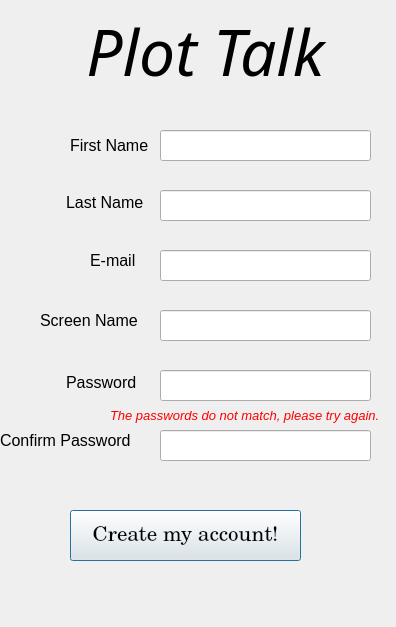
Qt form PlotTalk/Forms/createacctpage.ui (allanhaywood/CS441) before a commit.
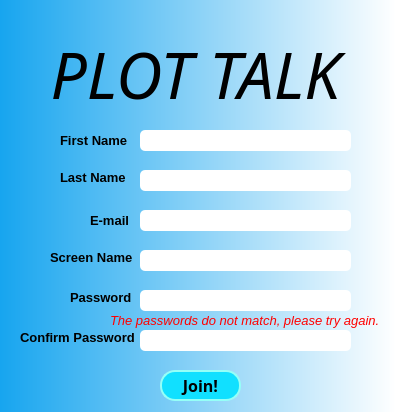
The same form after that commit.

Commit message: NOT-88 Edited GUI to go with blue theme. Added fonts for title and tagline.

```diff
--- a/PlotTalk/Forms/createacctpage.ui
+++ b/PlotTalk/Forms/createacctpage.ui
@@ -7,27 +7,66 @@
     <x>0</x>
     <y>0</y>
     <width>396</width>
-    <height>627</height>
+    <height>412</height>
    </rect>
   </property>
   <property name="cursor">
    <cursorShape>IBeamCursor</cursorShape>
   </property>
   <property name="windowTitle">
-   <string>Dialog</string>
+   <string>Plot Talk</string>
+  </property>
+  <property name="styleSheet">
+   <string notr="true">#CreateAcctPage {
+background: qlineargradient(spread:pad, x1:0, y1:0, x2:1, y2:0, stop:0 rgba(23, 165, 239, 255), stop:1 rgba(255, 255, 255, 255))
+}
+
+QPushButton {
+background-color: rgb(17, 224, 255);
+border-style: solid;
+border-width: 1.5px;
+border-radius: 15px;
+border-color: rgb(149, 255, 247);
+font-family: verdana;
+font: bold, 10px;
+color: black;
+padding: 0px;
+text-align: center;
+}
+
+QPushButton:hover {
+background-color: rgb(131, 229, 255)
+}
+
+QPlainTextEdit {
+background-color: white;
+border-color: rgb(149, 255, 247);
+border-radius: 5px;
+font-family: verdana;
+}
+
+QLineEdit {
+background-color: white;
+border-color: rgb(149, 255, 247);
+border-radius: 5px;
+font-family: verdana;
+}</string>
   </property>
   <widget class="QLabel" name="FirstNameLabel">
    <property name="geometry">
     <rect>
-     <x>70</x>
+     <x>60</x>
      <y>130</y>
-     <width>91</width>
-     <height>31</height>
+     <width>71</width>
+     <height>21</height>
     </rect>
    </property>
    <property name="font">
     <font>
-     <pointsize>12</pointsize>
+     <family>Tahoma</family>
+     <pointsize>10</pointsize>
+     <weight>75</weight>
+     <bold>true</bold>
     </font>
    </property>
    <property name="text">
@@ -37,15 +76,18 @@
   <widget class="QLabel" name="LastNameLabel">
    <property name="geometry">
     <rect>
-     <x>66</x>
-     <y>192</y>
-     <width>81</width>
-     <height>21</height>
+     <x>60</x>
+     <y>170</y>
+     <width>71</width>
+     <height>16</height>
     </rect>
    </property>
    <property name="font">
     <font>
-     <pointsize>12</pointsize>
+     <family>Tahoma</family>
+     <pointsize>10</pointsize>
+     <weight>75</weight>
+     <bold>true</bold>
     </font>
    </property>
    <property name="text">
@@ -55,15 +97,18 @@
   <widget class="QLabel" name="passwordLabel2">
    <property name="geometry">
     <rect>
-     <x>0</x>
-     <y>430</y>
+     <x>20</x>
+     <y>330</y>
      <width>131</width>
-     <height>21</height>
+     <height>16</height>
     </rect>
    </property>
    <property name="font">
     <font>
-     <pointsize>12</pointsize>
+     <family>Tahoma</family>
+     <pointsize>10</pointsize>
+     <weight>75</weight>
+     <bold>true</bold>
     </font>
    </property>
    <property name="text">
@@ -73,15 +118,18 @@
   <widget class="QLabel" name="passwordLabel">
    <property name="geometry">
     <rect>
-     <x>66</x>
-     <y>372</y>
-     <width>81</width>
-     <height>21</height>
+     <x>70</x>
+     <y>290</y>
+     <width>71</width>
+     <height>16</height>
     </rect>
    </property>
    <property name="font">
     <font>
-     <pointsize>12</pointsize>
+     <family>Tahoma</family>
+     <pointsize>10</pointsize>
+     <weight>75</weight>
+     <bold>true</bold>
     </font>
    </property>
    <property name="text">
@@ -91,8 +139,8 @@
   <widget class="QLabel" name="CreateAcctHeader">
    <property name="geometry">
     <rect>
-     <x>20</x>
-     <y>10</y>
+     <x>10</x>
+     <y>30</y>
      <width>371</width>
      <height>81</height>
     </rect>
@@ -105,7 +153,7 @@
     </font>
    </property>
    <property name="text">
-    <string>Plot Talk</string>
+    <string>&lt;html&gt;&lt;head/&gt;&lt;body&gt;&lt;p&gt;PLOT TALK&lt;/p&gt;&lt;/body&gt;&lt;/html&gt;</string>
    </property>
    <property name="textFormat">
     <enum>Qt::AutoText</enum>
@@ -120,34 +168,40 @@
   <widget class="QPushButton" name="CreateAcctButton">
    <property name="geometry">
     <rect>
-     <x>70</x>
-     <y>510</y>
-     <width>231</width>
-     <height>51</height>
+     <x>160</x>
+     <y>370</y>
+     <width>81</width>
+     <height>31</height>
     </rect>
    </property>
    <property name="font">
     <font>
-     <family>Century</family>
-     <pointsize>16</pointsize>
+     <family>10px</family>
+     <pointsize>12</pointsize>
+     <weight>75</weight>
+     <italic>false</italic>
+     <bold>true</bold>
     </font>
    </property>
    <property name="text">
-    <string>Create my account!</string>
+    <string>Join!</string>
    </property>
   </widget>
   <widget class="QLabel" name="passwordLabel2_2">
    <property name="geometry">
     <rect>
-     <x>40</x>
-     <y>310</y>
-     <width>101</width>
-     <height>21</height>
+     <x>50</x>
+     <y>250</y>
+     <width>91</width>
+     <height>16</height>
     </rect>
    </property>
    <property name="font">
     <font>
-     <pointsize>12</pointsize>
+     <family>Tahoma</family>
+     <pointsize>10</pointsize>
+     <weight>75</weight>
+     <bold>true</bold>
     </font>
    </property>
    <property name="text">
@@ -158,13 +212,14 @@
    <property name="geometry">
     <rect>
      <x>110</x>
-     <y>405</y>
+     <y>310</y>
      <width>281</width>
      <height>21</height>
     </rect>
    </property>
    <property name="font">
     <font>
+     <family>Tahoma</family>
      <pointsize>10</pointsize>
      <italic>true</italic>
     </font>
@@ -185,15 +240,15 @@
   <widget class="QLineEdit" name="PasswordBox1">
    <property name="geometry">
     <rect>
-     <x>160</x>
-     <y>370</y>
+     <x>140</x>
+     <y>290</y>
      <width>211</width>
-     <height>31</height>
+     <height>21</height>
     </rect>
    </property>
    <property name="font">
     <font>
-     <pointsize>12</pointsize>
+     <family>verdana</family>
     </font>
    </property>
    <property name="focusPolicy">
@@ -203,15 +258,15 @@
   <widget class="QLineEdit" name="PasswordBox2">
    <property name="geometry">
     <rect>
-     <x>160</x>
-     <y>430</y>
+     <x>140</x>
+     <y>330</y>
      <width>211</width>
-     <height>31</height>
+     <height>21</height>
     </rect>
    </property>
    <property name="font">
     <font>
-     <pointsize>12</pointsize>
+     <family>verdana</family>
     </font>
    </property>
    <property name="focusPolicy">
@@ -222,14 +277,18 @@
    <property name="geometry">
     <rect>
      <x>90</x>
-     <y>250</y>
+     <y>210</y>
      <width>51</width>
-     <height>21</height>
+     <height>20</height>
     </rect>
    </property>
    <property name="font">
     <font>
-     <pointsize>12</pointsize>
+     <family>Tahoma</family>
+     <pointsize>10</pointsize>
+     <weight>75</weight>
+     <italic>false</italic>
+     <bold>true</bold>
     </font>
    </property>
    <property name="text">
@@ -239,60 +298,60 @@
   <widget class="QLineEdit" name="FirstNameBox">
    <property name="geometry">
     <rect>
-     <x>160</x>
+     <x>140</x>
      <y>130</y>
      <width>211</width>
-     <height>31</height>
+     <height>21</height>
     </rect>
    </property>
    <property name="font">
     <font>
-     <pointsize>12</pointsize>
+     <family>verdana</family>
     </font>
    </property>
   </widget>
   <widget class="QLineEdit" name="LastNameBox">
    <property name="geometry">
     <rect>
-     <x>160</x>
-     <y>190</y>
+     <x>140</x>
+     <y>170</y>
      <width>211</width>
-     <height>31</height>
+     <height>21</height>
     </rect>
    </property>
    <property name="font">
     <font>
-     <pointsize>12</pointsize>
+     <family>verdana</family>
     </font>
    </property>
   </widget>
   <widget class="QLineEdit" name="emailBox">
    <property name="geometry">
     <rect>
-     <x>160</x>
-     <y>250</y>
+     <x>140</x>
+     <y>210</y>
      <width>211</width>
-     <height>31</height>
+     <height>21</height>
     </rect>
    </property>
    <property name="font">
     <font>
-     <pointsize>12</pointsize>
+     <family>verdana</family>
     </font>
    </property>
   </widget>
   <widget class="QLineEdit" name="handleBox">
    <property name="geometry">
     <rect>
-     <x>160</x>
-     <y>310</y>
+     <x>140</x>
+     <y>250</y>
      <width>211</width>
-     <height>31</height>
+     <height>21</height>
     </rect>
    </property>
    <property name="font">
     <font>
-     <pointsize>12</pointsize>
+     <family>verdana</family>
     </font>
    </property>
   </widget>
```
Left out of the diff: 2 changed lines with no effect on the pictures. The commit also changes 10 other files.
